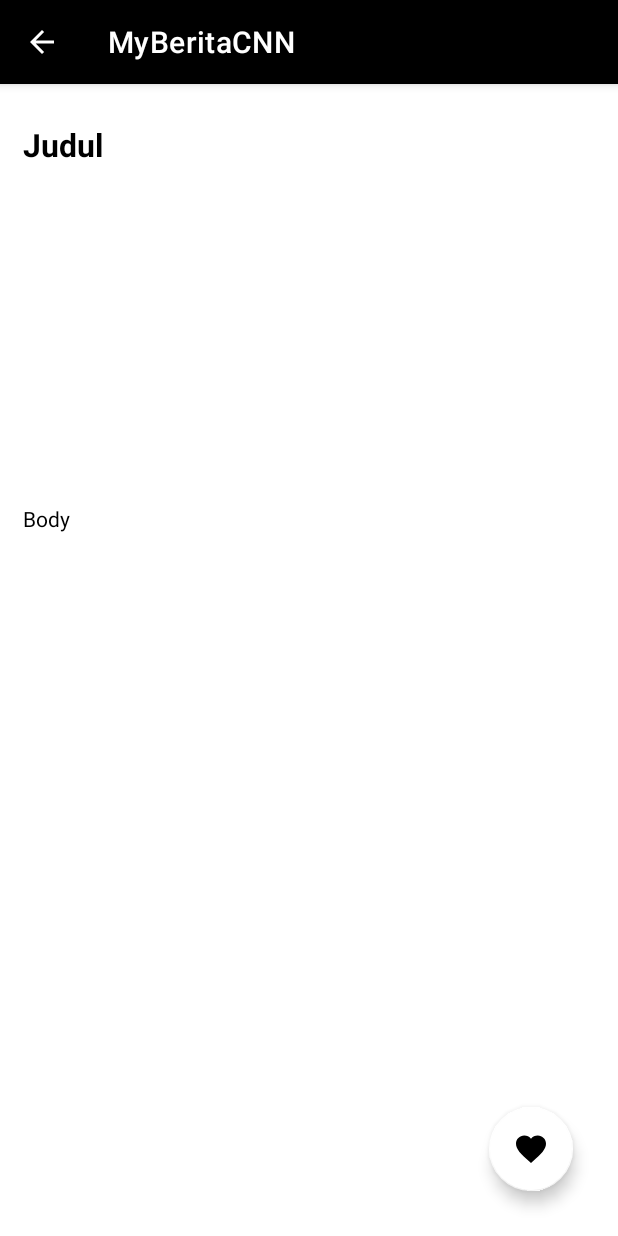
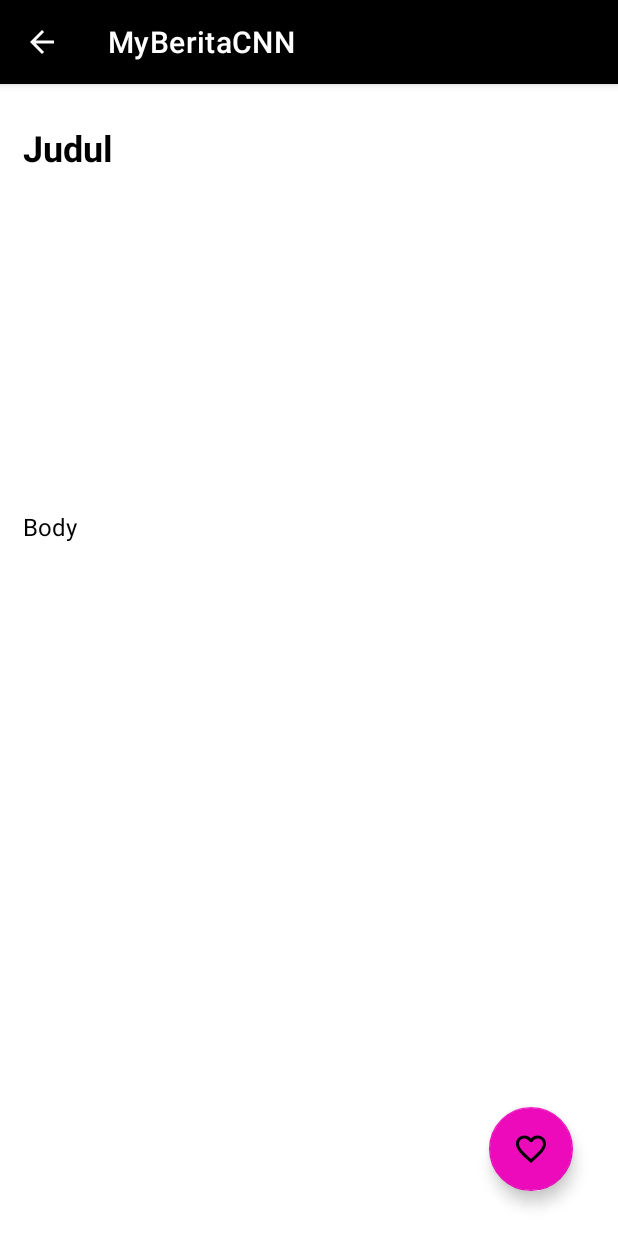
Before and after one commit to johanseptian99/Aplikasi-CreativeInnovationNews, an Android app: the DetailActivity screen opened directly, with no data from a screen before it, on a phone screen of 412 x 824 dp. Run offline under Robolectric (Android 15) with nearby library versions, the light colour scheme and no system bars; pictures from the network do not load; Roboto replaces fonts that are not available here.

Commit message:
revisi detail activity

```diff
--- a/app/src/main/res/drawable/ic_baseline_favorite_border_24.xml
+++ b/app/src/main/res/drawable/ic_baseline_favorite_border_24.xml
@@ -1,5 +1,5 @@
 <vector android:height="24dp" android:tint="#FFFFFF"
     android:viewportHeight="24" android:viewportWidth="24"
     android:width="24dp" xmlns:android="http://schemas.android.com/apk/res/android">
-    <path android:fillColor="@android:color/white" android:pathData="M16.5,3c-1.74,0 -3.41,0.81 -4.5,2.09C10.91,3.81 9.24,3 7.5,3 4.42,3 2,5.42 2,8.5c0,3.78 3.4,6.86 8.55,11.54L12,21.35l1.45,-1.32C18.6,15.36 22,12.28 22,8.5 22,5.42 19.58,3 16.5,3zM12.1,18.55l-0.1,0.1 -0.1,-0.1C7.14,14.24 4,11.39 4,8.5 4,6.5 5.5,5 7.5,5c1.54,0 3.04,0.99 3.57,2.36h1.87C13.46,5.99 14.96,5 16.5,5c2,0 3.5,1.5 3.5,3.5 0,2.89 -3.14,5.74 -7.9,10.05z"/>
+    <path android:fillColor="#FFFFFF" android:pathData="M16.5,3c-1.74,0 -3.41,0.81 -4.5,2.09C10.91,3.81 9.24,3 7.5,3 4.42,3 2,5.42 2,8.5c0,3.78 3.4,6.86 8.55,11.54L12,21.35l1.45,-1.32C18.6,15.36 22,12.28 22,8.5 22,5.42 19.58,3 16.5,3zM12.1,18.55l-0.1,0.1 -0.1,-0.1C7.14,14.24 4,11.39 4,8.5 4,6.5 5.5,5 7.5,5c1.54,0 3.04,0.99 3.57,2.36h1.87C13.46,5.99 14.96,5 16.5,5c2,0 3.5,1.5 3.5,3.5 0,2.89 -3.14,5.74 -7.9,10.05z"/>
 </vector>
--- a/app/src/main/res/layout/activity_detail.xml
+++ b/app/src/main/res/layout/activity_detail.xml
@@ -13,8 +13,9 @@
         android:layout_height="wrap_content"
         android:layout_gravity="end|bottom"
         android:layout_margin="20dp"
-        android:src="@drawable/ic_baseline_favorite_24"
-        app:backgroundTint="#FFFFFF" />
+        android:src="@drawable/ic_baseline_favorite_border_24"
+        app:backgroundTint="#EC0ABB"
+        android:contentDescription="@string/logo" />
 
     <androidx.core.widget.NestedScrollView
         android:layout_width="match_parent"
@@ -33,8 +34,9 @@
                 android:layout_marginTop="16dp"
                 android:layout_marginEnd="5dp"
                 android:text="@string/judul"
+                android:textAlignment="gravity"
                 android:textColor="#000000"
-                android:textSize="21sp"
+                android:textSize="24sp"
                 android:textStyle="bold"
                 app:layout_constraintEnd_toEndOf="parent"
                 app:layout_constraintStart_toStartOf="parent"
@@ -62,6 +64,7 @@
                 android:layout_marginEnd="5dp"
                 android:text="@string/body"
                 android:textColor="@color/black"
+                android:textSize="16sp"
                 app:layout_constraintEnd_toEndOf="parent"
                 app:layout_constraintStart_toStartOf="parent"
                 app:layout_constraintTop_toBottomOf="@+id/imageViewDetail" />
```
Also changed, not shown: app/src/main/java/com/johan/septian/myberitacnn/DetailActivity.kt (+6 -2 lines).
